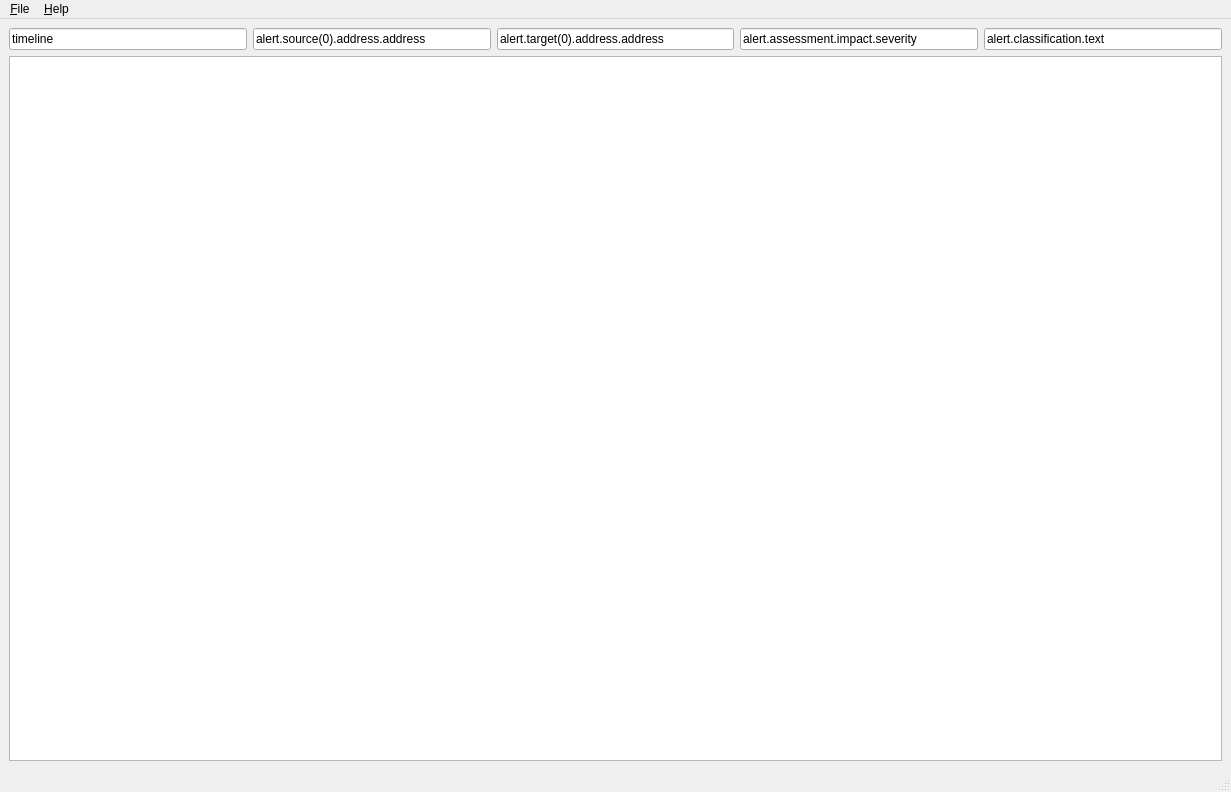
Above: src/frontend/picviz.ui from jpierre03/picviz before the change. Below: the same form after it.
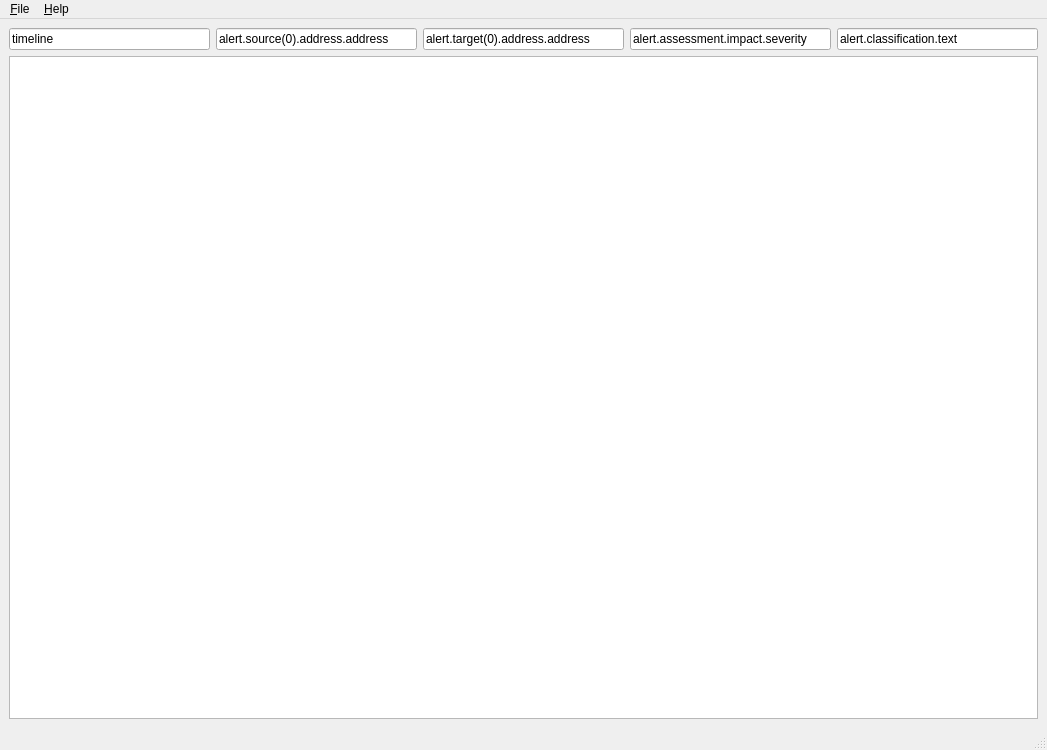
That is the form after the change.

Commit message: Rename window title for picviz

What changed in the file:
```diff
--- a/src/frontend/picviz.ui
+++ b/src/frontend/picviz.ui
@@ -5,14 +5,22 @@
    <rect>
     <x>0</x>
     <y>0</y>
-    <width>1231</width>
-    <height>792</height>
+    <width>1047</width>
+    <height>750</height>
    </rect>
   </property>
   <property name="windowTitle" >
    <string>Prelude IDMEF Grapher</string>
   </property>
   <widget class="QWidget" name="centralwidget" >
+   <property name="geometry" >
+    <rect>
+     <x>0</x>
+     <y>23</y>
+     <width>1047</width>
+     <height>704</height>
+    </rect>
+   </property>
    <layout class="QVBoxLayout" >
     <item>
      <layout class="QHBoxLayout" >
@@ -63,8 +71,8 @@
     <rect>
      <x>0</x>
      <y>0</y>
-     <width>1231</width>
-     <height>26</height>
+     <width>1047</width>
+     <height>23</height>
     </rect>
    </property>
    <widget class="QMenu" name="menu_File" >
@@ -84,7 +92,16 @@
    <addaction name="menu_File" />
    <addaction name="menu_Help" />
   </widget>
-  <widget class="QStatusBar" name="statusbar" />
+  <widget class="QStatusBar" name="statusbar" >
+   <property name="geometry" >
+    <rect>
+     <x>0</x>
+     <y>727</y>
+     <width>1047</width>
+     <height>23</height>
+    </rect>
+   </property>
+  </widget>
   <action name="actionConnect_to_manager" >
    <property name="text" >
     <string>&amp;Connect to manager...</string>
```
Left out of the diff: 2 changed lines with no effect on the pictures.
